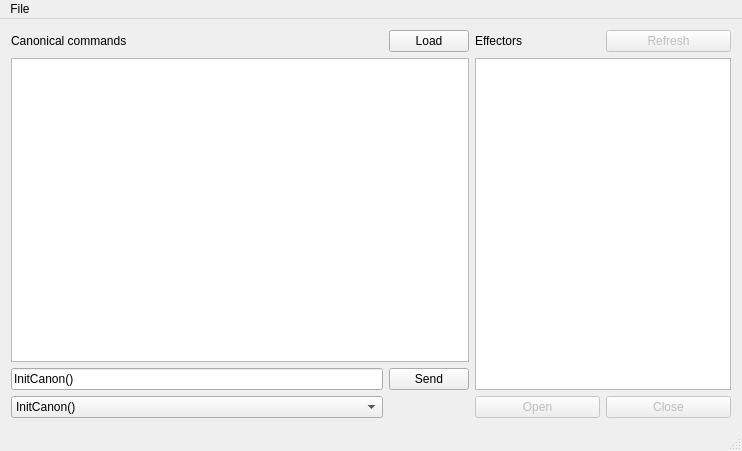
usnistgov/el-robotics-core, file controller/rosCanonicalController/src/controlGUI/mainwindow.ui: the form before one commit.
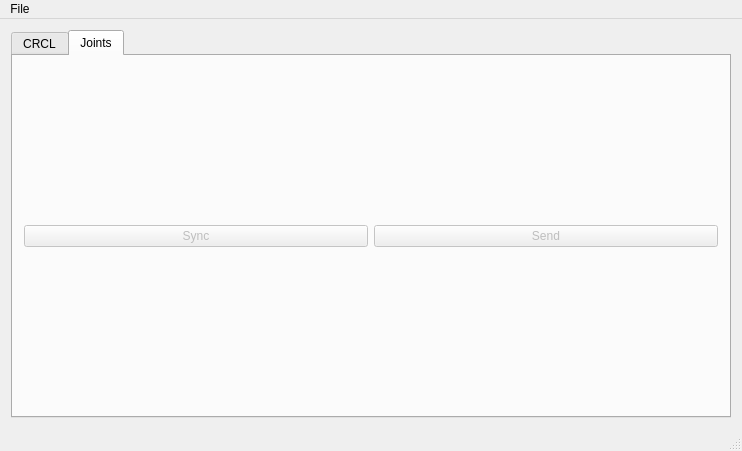
The form after the commit. The open tabs and pages were chosen to show the change.

Commit message: Added joint controls to GUI (for IK debugging)

What changed in the file:
```diff
--- a/controller/rosCanonicalController/src/controlGUI/mainwindow.ui
+++ b/controller/rosCanonicalController/src/controlGUI/mainwindow.ui
@@ -15,47 +15,53 @@
   </property>
   <widget class="QWidget" name="centralWidget">
    <layout class="QGridLayout" name="gridLayout">
-    <item row="3" column="0">
-     <widget class="QComboBox" name="commandChoices">
-      <item>
-       <property name="text">
-        <string>InitCanon()</string>
-       </property>
-      </item>
-      <item>
-       <property name="text">
-        <string>EndCanon()</string>
-       </property>
-      </item>
-      <item>
+    <item row="0" column="0">
+     <widget class="QTabWidget" name="tabWidget">
+      <property name="enabled">
+       <bool>true</bool>
+      </property>
+      <property name="currentIndex">
+       <number>0</number>
+      </property>
+      <widget class="QWidget" name="crcltab">
+       <attribute name="title">
+        <string>CRCL</string>
+       </attribute>
+       <layout class="QGridLayout" name="gridLayout_2">
+        <item row="0" column="0">
+         <widget class="QLabel" name="label_2">
        <property name="text">
-        <string>OpenGripper()</string>
-       </property>
-      </item>
-      <item>
+           <string>Canonical commands</string>
+          </property>
+         </widget>
+        </item>
+        <item row="0" column="1">
+         <widget class="QPushButton" name="loadFileButton">
        <property name="text">
-        <string>OpenToolChanger()</string>
-       </property>
-      </item>
-      <item>
+           <string>Load</string>
+          </property>
+         </widget>
+        </item>
+        <item row="0" column="2">
+         <widget class="QLabel" name="label">
        <property name="text">
-        <string>CloseGripper()</string>
-       </property>
-      </item>
-      <item>
-       <property name="text">
-        <string>CloseToolchanger()</string>
-       </property>
-      </item>
-     </widget>
-    </item>
-    <item row="2" column="0">
-     <widget class="QLineEdit" name="commandLine">
+           <string>Effectors</string>
+          </property>
+         </widget>
+        </item>
+        <item row="0" column="3">
+         <widget class="QPushButton" name="refreshButton">
+          <property name="enabled">
+           <bool>false</bool>
+          </property>
       <property name="text">
        <string>InitCanon()</string>
       </property>
      </widget>
     </item>
+        <item row="1" column="0" colspan="2">
+         <widget class="QListWidget" name="commandHistory"/>
+        </item>
     <item row="1" column="2" rowspan="2" colspan="2">
      <widget class="QListWidget" name="effectorList">
       <property name="sizePolicy">
@@ -66,11 +72,8 @@
       </property>
      </widget>
     </item>
-    <item row="3" column="3">
-     <widget class="QPushButton" name="closeButton">
-      <property name="enabled">
-       <bool>false</bool>
-      </property>
+        <item row="2" column="0" rowspan="2">
+         <widget class="QLineEdit" name="commandLine">
       <property name="text">
        <string>Close</string>
       </property>
@@ -86,7 +89,7 @@
       </property>
      </widget>
     </item>
-    <item row="3" column="2">
+        <item row="3" column="2" rowspan="2">
      <widget class="QPushButton" name="openButton">
       <property name="enabled">
        <bool>false</bool>
@@ -96,39 +99,102 @@
       </property>
      </widget>
     </item>
-    <item row="0" column="2">
-     <widget class="QLabel" name="label">
+        <item row="3" column="3" rowspan="2">
+         <widget class="QPushButton" name="closeButton">
+          <property name="enabled">
+           <bool>false</bool>
+          </property>
       <property name="text">
        <string>Effectors</string>
       </property>
      </widget>
     </item>
-    <item row="0" column="0">
-     <widget class="QLabel" name="label_2">
+        <item row="4" column="0">
+         <widget class="QComboBox" name="commandChoices">
+          <item>
       <property name="text">
-       <string>Canonical commands</string>
-      </property>
-     </widget>
-    </item>
-    <item row="0" column="3">
-     <widget class="QPushButton" name="refreshButton">
+            <string>InitCanon()</string>
+           </property>
+          </item>
+          <item>
+           <property name="text">
+            <string>EndCanon()</string>
+           </property>
+          </item>
+          <item>
+           <property name="text">
+            <string>OpenGripper()</string>
+           </property>
+          </item>
+          <item>
+           <property name="text">
+            <string>OpenToolChanger()</string>
+           </property>
+          </item>
+          <item>
+           <property name="text">
+            <string>CloseGripper()</string>
+           </property>
+          </item>
+          <item>
+           <property name="text">
+            <string>CloseToolchanger()</string>
+           </property>
+          </item>
+         </widget>
+        </item>
+       </layout>
+      </widget>
+      <widget class="QWidget" name="jointtab">
       <property name="enabled">
+        <bool>true</bool>
+       </property>
+       <attribute name="title">
+        <string>Joints</string>
+       </attribute>
+       <layout class="QVBoxLayout" name="verticalLayout_2">
+        <item>
+         <layout class="QGridLayout" name="sliderLayout"/>
+        </item>
+        <item>
+         <layout class="QHBoxLayout" name="horizontalLayout" stretch="0,0">
+          <property name="spacing">
+           <number>6</number>
+          </property>
+          <property name="sizeConstraint">
+           <enum>QLayout::SetDefaultConstraint</enum>
+          </property>
+          <item>
+           <widget class="QPushButton" name="syncButton">
+            <property name="enabled">
        <bool>false</bool>
       </property>
+            <property name="maximumSize">
+             <size>
+              <width>16777215</width>
+              <height>27</height>
+             </size>
+            </property>
       <property name="text">
-       <string>Refresh</string>
+             <string>Sync</string>
       </property>
      </widget>
     </item>
-    <item row="0" column="1">
-     <widget class="QPushButton" name="loadFileButton">
+          <item>
+           <widget class="QPushButton" name="sendJointsButton">
+            <property name="enabled">
+             <bool>false</bool>
+            </property>
       <property name="text">
-       <string>Load</string>
+             <string>Send</string>
       </property>
      </widget>
     </item>
-    <item row="1" column="0" colspan="2">
-     <widget class="QListWidget" name="commandHistory"/>
+         </layout>
+        </item>
+       </layout>
+      </widget>
+     </widget>
     </item>
    </layout>
   </widget>
```
Left out of the diff: 6 changed lines with no effect on the pictures. Lines whose indentation alone changed are shown as unchanged. The commit also changes 16 other files.
